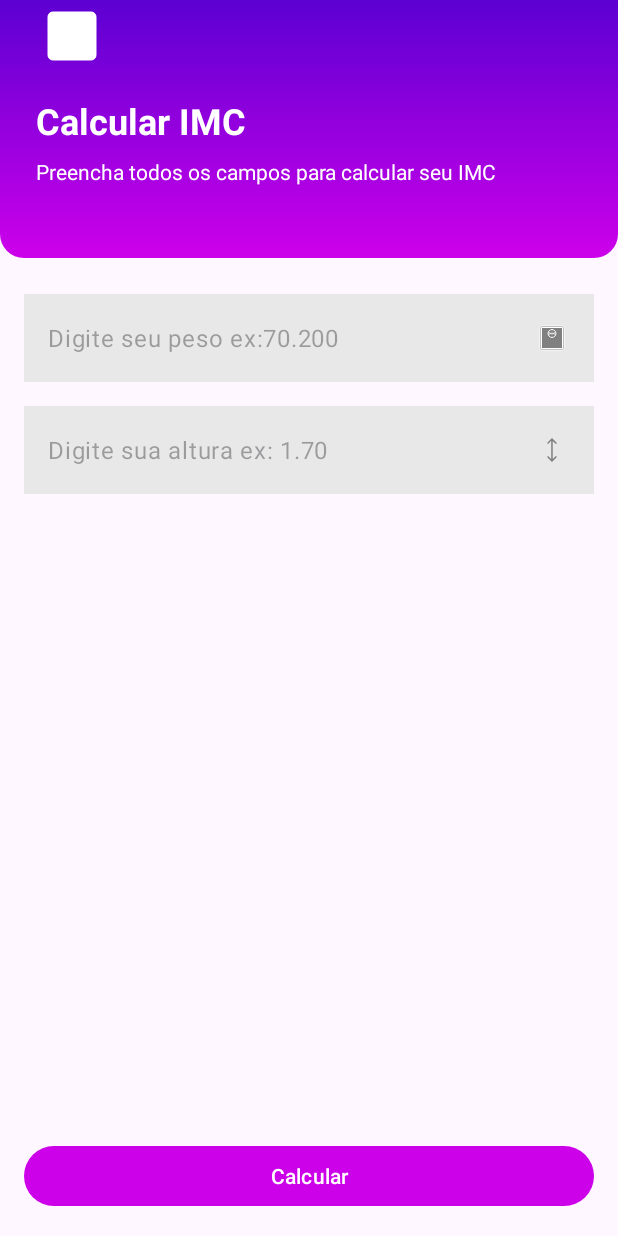
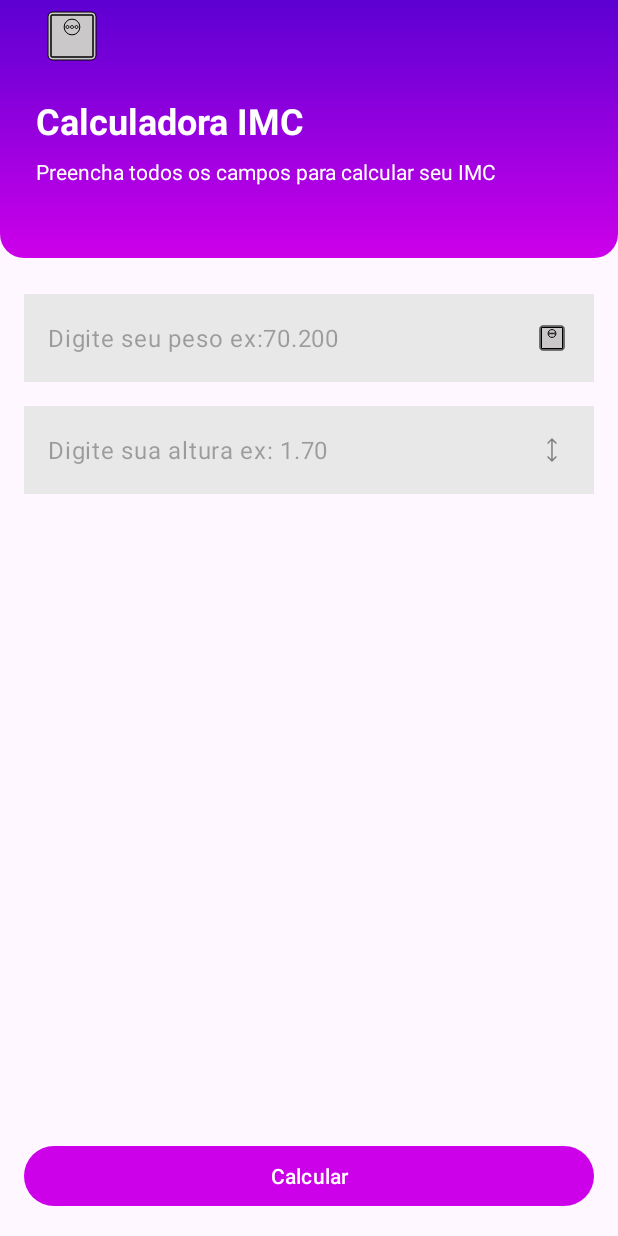
Before and after one commit to brunafenali/calculadoraImc, an Android app: the screen it shows after launch (MainActivity), on a phone screen of 412 x 824 dp. Run offline under Robolectric (Android 15) with nearby library versions, the phone set to English and light mode, and no system bars.

Commit message:
Finalizando UI

```diff
--- a/app/src/main/res/drawable/ic_weight.xml
+++ b/app/src/main/res/drawable/ic_weight.xml
@@ -5,7 +5,7 @@
     android:viewportHeight="960">
 
   <path
-      android:fillColor="#FF808080"
-      android:strokeColor="#FFFFFF"
+      android:fillColor="#CAC8C8"
+      android:strokeColor="#FF000000"
       android:pathData="M480,464.62q43.85,0 74.23,-30.39 30.39,-30.38 30.39,-74.23 0,-43.85 -30.39,-74.23 -30.38,-30.39 -74.23,-30.39 -43.85,0 -74.23,30.39 -30.39,30.38 -30.39,74.23 0,43.85 30.39,74.23 30.38,30.39 74.23,30.39ZM420,380q-8,0 -14,-6t-6,-14q0,-8 6,-14t14,-6q8,0 14,6t6,14q0,8 -6,14t-14,6ZM480,380q-8,0 -14,-6t-6,-14q0,-8 6,-14t14,-6q8,0 14,6t6,14q0,8 -6,14t-14,6ZM540,380q-8,0 -14,-6t-6,-14q0,-8 6,-14t14,-6q8,0 14,6t6,14q0,8 -6,14t-14,6ZM224.62,800q-27.62,0 -46.12,-18.5Q160,763 160,735.38v-510.76q0,-27.62 18.5,-46.12Q197,160 224.62,160h510.76q27.62,0 46.12,18.5Q800,197 800,224.62v510.76q0,27.62 -18.5,46.12Q763,800 735.38,800L224.62,800ZM224.62,760h510.76q9.24,0 16.93,-7.69 7.69,-7.69 7.69,-16.93v-510.76q0,-9.24 -7.69,-16.93 -7.69,-7.69 -16.93,-7.69L224.62,200q-9.24,0 -16.93,7.69 -7.69,7.69 -7.69,16.93v510.76q0,9.24 7.69,16.93 7.69,7.69 16.93,7.69ZM200,200v560h560v-560H200Z"/>
 </vector>
--- a/app/src/main/res/layout/activity_main.xml
+++ b/app/src/main/res/layout/activity_main.xml
@@ -19,18 +19,17 @@
             app:layout_constraintBottom_toTopOf="@id/textInputLayout2">
 
                 <ImageView
-                    android:src="@drawable/ic_weight"
+                    android:layout_width="48dp"
+                    android:layout_height="48dp"
                     android:layout_marginStart="24dp"
                     android:layout_marginBottom="16dp"
-                    android:layout_width="48dp"
-                    android:layout_height="48dp"
-                    app:tint="@color/white" />
+                    android:src="@drawable/ic_weight" />
 
                 <TextView
                     android:layout_width="wrap_content"
                     android:layout_height="wrap_content"
                     android:layout_marginStart="24dp"
-                    android:text="Calcular IMC"
+                    android:text="Calculadora IMC"
                     android:textSize="24dp"
                     android:textColor="@color/white"
                     android:textStyle="bold" />
--- a/app/src/main/res/layout/activity_result2.xml
+++ b/app/src/main/res/layout/activity_result2.xml
@@ -22,13 +22,13 @@
             android:layout_marginStart="24dp"
             android:layout_marginBottom="16dp"
             android:src="@drawable/ic_weight"
-            app:tint="@color/white" />
+             />
 
         <TextView
             android:layout_width="wrap_content"
             android:layout_height="wrap_content"
             android:layout_marginStart="24dp"
-            android:text="Calcular IMC"
+            android:text="Calculadora IMC"
             android:textSize="24sp"
             android:textColor="@color/white"
             android:textStyle="bold" />
--- a/app/src/main/res/values/colors.xml
+++ b/app/src/main/res/values/colors.xml
@@ -2,6 +2,7 @@
 <resources>
     <color name="black">#FF000000</color>
     <color name="white">#FFFFFFFF</color>
+    <color name="gray_color">#FF808080</color>
 
     <color name="primary_400">#cd00ea</color>
     <color name="primary_900">#5c00d2</color>
```
